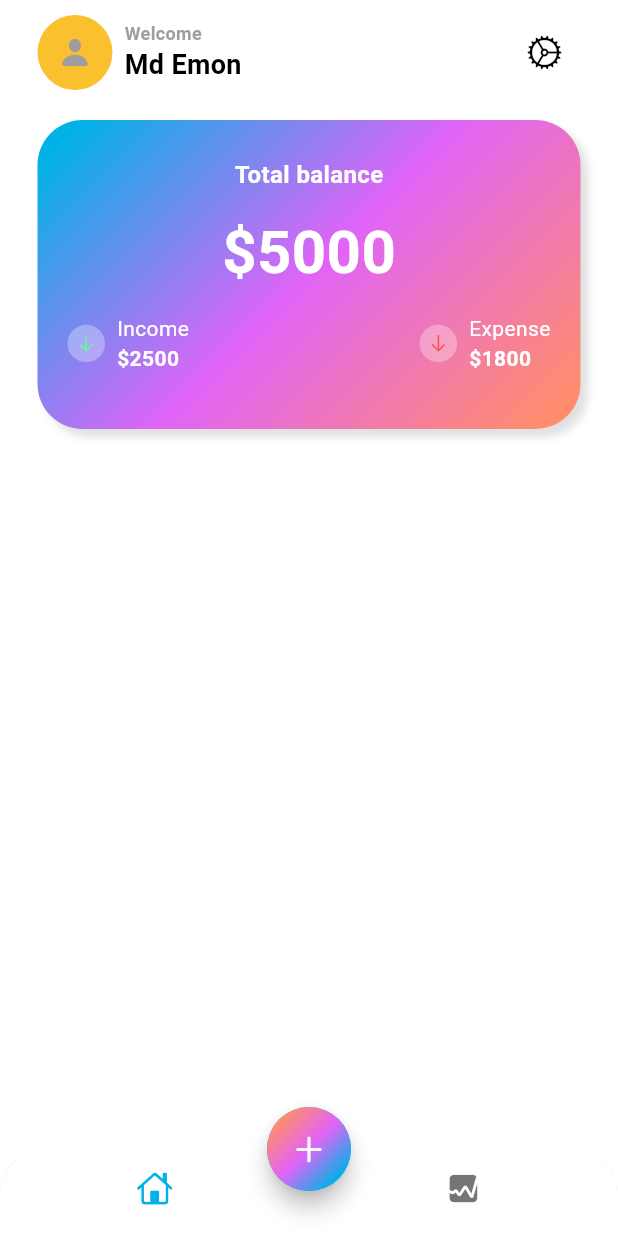
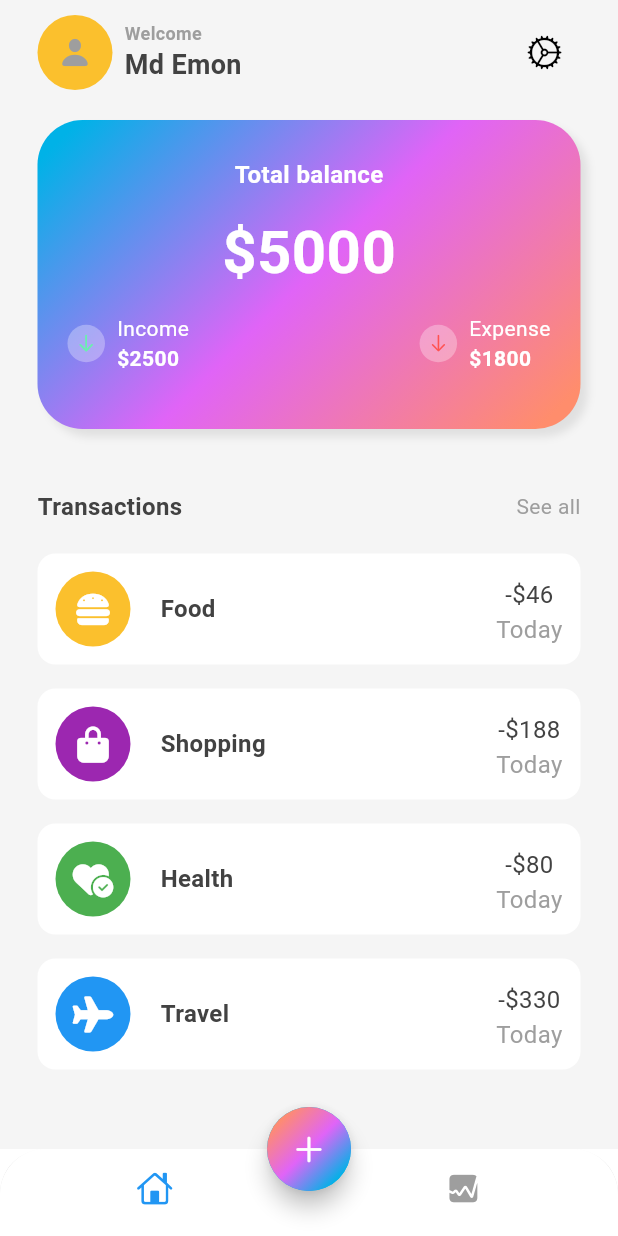
Before and after one commit to emon2002926/expense_tracker, a Flutter app: the screen it shows after launch, on a phone screen of 412 x 824 dp. Run offline on Flutter 3.47's test engine with Material 3 defaults, Android fonts, the phone set to English and light mode, and no system bars; our stand-ins replace fl_chart, font_awesome_flutter.

Commit message:
Ui updated

```diff
--- a/lib/app_view.dart
+++ b/lib/app_view.dart
@@ -14,7 +14,7 @@ class MyAppView extends StatelessWidget {
           primary: CustomColors.primary,
           secondary: CustomColors.secondary,
           tertiary: CustomColors.tertiary,
-          outline: CustomColors.outline
+          outline: CustomColors.outline,
         )
       ),
       home: HomeScreen(),
--- /dev/null
+++ b/lib/data/data.dart
@@ -0,0 +1,32 @@
+import 'package:flutter/material.dart';
+import 'package:font_awesome_flutter/font_awesome_flutter.dart';
+List<Map<String,dynamic>> transactionsList = [
+  {
+    "name": "Food",
+    "color": Colors.yellow[700],
+    "icon": FontAwesomeIcons.burger ,
+    "totalAmount": "-\$46",
+    "date": "Today"
+  },
+  {
+    "name": "Shopping",
+    "color": Colors.purple,
+    "icon": FontAwesomeIcons.bagShopping ,
+    "totalAmount": "-\$188",
+    "date": "Today"
+  },
+  {
+    "name": "Health",
+    "color": Colors.green,
+    "icon": FontAwesomeIcons.heartCircleCheck ,
+    "totalAmount": "-\$80",
+    "date": "Today"
+  },
+  {
+    "name": "Travel",
+    "color": Colors.blue,
+    "icon": FontAwesomeIcons.plane ,
+    "totalAmount": "-\$330",
+    "date": "Today"
+  }
+];
--- a/lib/screens/home/views/home_screen.dart
+++ b/lib/screens/home/views/home_screen.dart
@@ -1,58 +1,53 @@
 import 'dart:math';
 
 import 'package:expense_tracker/screens/home/views/main_screen.dart';
+import 'package:expense_tracker/screens/home/widget/bottom_navigation.dart';
+import 'package:expense_tracker/screens/stat_screen/stat_screen.dart';
 import 'package:expense_tracker/util/app_colors.dart';
 import 'package:flutter/material.dart';
 import 'package:flutter/cupertino.dart';
-class HomeScreen extends StatelessWidget {
+class HomeScreen extends StatefulWidget {
   const HomeScreen({super.key});
+
+  @override
+  State<HomeScreen> createState() => _HomeScreenState();
+}
+
+class _HomeScreenState extends State<HomeScreen> {
+  int index = 0;
+
+  void onTabTapped(int newIndex) {
+    setState(() {
+      index = newIndex;
+    });
+  }
 
   @override
   Widget build(BuildContext context) {
     return Scaffold(
-      bottomNavigationBar: ClipRRect(
-        borderRadius: BorderRadius.vertical(top: Radius.circular(30)),
-
-        child: BottomNavigationBar(
-          backgroundColor: Colors.white,
-            showSelectedLabels: false,
-            showUnselectedLabels: false,
-            elevation: 3,
-            items: const [
-              BottomNavigationBarItem(
-                icon: Icon(CupertinoIcons.home),
-                label: 'Home'
-              ),
-              BottomNavigationBarItem(
-                  icon: Icon(CupertinoIcons.graph_square_fill),
-                  label: 'Home'
-              )
-            ]
-        ),
-      ),
-
+      body: index == 0 ? const MainScreen() : const StatScreen(),
+      bottomNavigationBar: BottomNavigation(currentIndex: index, onTabSelected: onTabTapped),
       floatingActionButtonLocation: FloatingActionButtonLocation.centerDocked,
       floatingActionButton: FloatingActionButton(
-          onPressed: (){},
+        onPressed: () {},
         shape: const CircleBorder(),
         child: Container(
           height: 60,
-            width: 60,
-            decoration: BoxDecoration(
-              shape: BoxShape.circle,
-              gradient: LinearGradient(colors:[
+          width: 60,
+          decoration: BoxDecoration(
+            shape: BoxShape.circle,
+            gradient: LinearGradient(
+              colors: [
                 Theme.of(context).colorScheme.tertiary,
-                Theme.of(context).colorScheme.secondary
-
-                ,Theme.of(context).colorScheme.primary
+                Theme.of(context).colorScheme.secondary,
+                Theme.of(context).colorScheme.primary,
               ],
-                  transform: GradientRotation(pi / 4)
-              ),
-
+              transform: GradientRotation(pi / 4),
             ),
-            child: Icon(CupertinoIcons.add)),
+          ),
+          child: const Icon(CupertinoIcons.add),
+        ),
       ),
-      body: MainScreen(),
     );
   }
 }
--- a/lib/screens/home/views/main_screen.dart
+++ b/lib/screens/home/views/main_screen.dart
@@ -1,21 +1,29 @@
 import 'dart:math';
-
+import 'package:expense_tracker/data/data.dart';
+import 'package:expense_tracker/screens/home/widget/genaral_textview.dart';
 import 'package:expense_tracker/util/app_colors.dart';
 import 'package:flutter/cupertino.dart';
 import 'package:flutter/material.dart';
+
+import '../widget/transaction_data.dart';
+
+// import '../widget/transaction_data.dart';
 class MainScreen extends StatelessWidget {
   const MainScreen({super.key});
 
   @override
   Widget build(BuildContext context) {
     return SafeArea(
+        child: Container(
+      decoration: BoxDecoration(
+        color: Colors.grey[100],
+      ),
       child: Padding(
         padding: EdgeInsets.symmetric(horizontal: 25, vertical: 10),
         child: Column(
           children: [
             Row(
               mainAxisAlignment: MainAxisAlignment.spaceBetween,
-
               children: [
                 Row(
                   children: [
@@ -26,7 +34,8 @@ class MainScreen extends StatelessWidget {
                           width: 50,
                           height: 50,
                           decoration: BoxDecoration(
-                            shape: BoxShape.circle, color: Colors.yellow[700]),
+                              shape: BoxShape.circle,
+                              color: Colors.yellow[700]),
                         ),
                         Icon(
                           CupertinoIcons.person_fill,
@@ -40,69 +49,62 @@ class MainScreen extends StatelessWidget {
                     Column(
                       crossAxisAlignment: CrossAxisAlignment.start,
                       children: [
-                      Text(
-                        "Welcome",
-                        style: TextStyle(
+                        GeneralTextview(
+                          text: "Welcome",
+                          fontSize: 12,
                           fontWeight: FontWeight.w600,
-                            fontSize: 12,
-                            color: Theme.of(context).colorScheme.outline),
+                          color: Theme.of(context).colorScheme.outline,
                         ),
-                      Text(
-                        "Md Emon",
-                        style: TextStyle(
+                        GeneralTextview(
+                          text: "Md Emon",
+                          fontSize: 18,
                           fontWeight: FontWeight.w600,
-                          fontSize: 18,
-                        ),
+                          color: Colors.grey[800],
+                        )
+                      ],
                     ),
                   ],
                 ),
-                ],
-
-              ),
-              IconButton(onPressed: (){}, icon: Icon(CupertinoIcons.settings))
-
+                IconButton(
+                    onPressed: () {}, icon: Icon(CupertinoIcons.settings))
               ],
             ),
-        SizedBox(height: 20,),
+            SizedBox(
+              height: 20,
+            ),
             Container(
               width: MediaQuery.of(context).size.width,
-          height: MediaQuery.of(context).size.width/2,
-
+              height: MediaQuery.of(context).size.width / 2,
               decoration: BoxDecoration(
-
-            gradient: LinearGradient(colors:[
+                  gradient: LinearGradient(colors: [
                     Theme.of(context).colorScheme.primary,
                     Theme.of(context).colorScheme.secondary,
-              Theme.of(context).colorScheme.tertiary,],
-                transform: GradientRotation(pi / 4)),
+                    Theme.of(context).colorScheme.tertiary,
+                  ], transform: GradientRotation(pi / 4)),
                   borderRadius: BorderRadius.circular(30),
                   boxShadow: [
                     BoxShadow(
                         color: Colors.grey.shade300,
                         blurRadius: 4,
-                offset: Offset(5, 5)
-              )
-            ]
-          ),
+                        offset: Offset(5, 5))
+                  ]),
               child: Column(
                 mainAxisAlignment: MainAxisAlignment.center,
                 children: [
-              Text("Total balance",
-              style: const TextStyle(
+                  GeneralTextview(
+                    text: "Total balance",
+                    fontSize: 16,
                     fontWeight: FontWeight.w600,
-                fontSize: 16,
-                color: Colors.white
-              ),),
+                  ),
                   SizedBox(height: 12),
-              Text("\$5000",
-                style: const TextStyle(
+                  GeneralTextview(
+                    text: "\$5000",
+                    fontSize: 40,
                     fontWeight: FontWeight.bold,
-                    fontSize: 40,
-                    color: Colors.white
-                ),),
-
+                  ),
                   Padding(
-                padding: const EdgeInsets.symmetric(vertical: 12,horizontal: 20),
+                    padding: const EdgeInsets.symmetric(
+                        vertical: 12, horizontal: 20),
                     child: Row(
                       mainAxisAlignment: MainAxisAlignment.spaceBetween,
                       children: [
@@ -115,29 +117,25 @@ class MainScreen extends StatelessWidget {
                                 shape: BoxShape.circle,
                                 color: Colors.white30,
                               ),
-
                               child: const Center(
-                            child: Icon(CupertinoIcons.arrow_down,size: 14,
-                            color: Colors.greenAccent,),
-
+                                child: Icon(
+                                  CupertinoIcons.arrow_down,
+                                  size: 14,
+                                  color: Colors.greenAccent,
                                 ),
                               ),
-                        SizedBox(width: 8,),
+                            ),
+                            SizedBox(
+                              width: 8,
+                            ),
                             Column(
                                 crossAxisAlignment: CrossAxisAlignment.start,
                                 children: [
-                            Text("Income",
-                              style: const TextStyle(
-                                  fontWeight: FontWeight.w400,
-                                  fontSize: 14,
-                                  color: Colors.white
-                              ),),
-                            Text("\$2500",
-                              style: const TextStyle(
+                                  GeneralTextview(text: "Income"),
+                                  GeneralTextview(
+                                    text: "\$2500",
                                     fontWeight: FontWeight.w600,
-                                  fontSize: 14,
-                                  color: Colors.white
-                              ),),
+                                  ),
                                 ])
                           ],
                         ),
@@ -149,43 +147,70 @@ class MainScreen extends StatelessWidget {
                               decoration: BoxDecoration(
                                 shape: BoxShape.circle,
                                 color: Colors.white30,
-
                               ),
                               child: const Center(
-                            child: Icon(CupertinoIcons.arrow_down,size: 14,
-                            color: Colors.redAccent,),
-
+                                child: Icon(
+                                  CupertinoIcons.arrow_down,
+                                  size: 14,
+                                  color: Colors.redAccent,
                                 ),
                               ),
-                        SizedBox(width: 8,),
+                            ),
+                            SizedBox(
+                              width: 8,
+                            ),
                             Column(
                                 crossAxisAlignment: CrossAxisAlignment.start,
                                 children: [
-                              Text("Expense",
-                                style: const TextStyle(
-                                    fontWeight: FontWeight.w400,
-                                    fontSize: 14,
-                                    color: Colors.white
-                                ),),
-                              Text("\$1800",
-                                style: const TextStyle(
+                                  GeneralTextview(
+                                    text: 'Expense',
+                                  ),
+                                  GeneralTextview(
+                                    text: "\$1800",
                                     fontWeight: FontWeight.w600,
-                                    fontSize: 14,
-                                    color: Colors.white
-                                ),),
+                                  )
                                 ])
                           ],
                         )
-
                       ],
-
                     ),
                   )
                 ],
               ),
+            ),
+            SizedBox(
+              height: 40,
+            ),
+            Row(
+              mainAxisAlignment: MainAxisAlignment.spaceBetween,
+              children: [
+                GeneralTextview(
+                  text: "Transactions",
+                  fontSize: 16,
+                  fontWeight: FontWeight.bold,
+                  color: Colors.grey[800],
+                ),
+                GestureDetector(
+                  onTap: () {},
+                  child: GeneralTextview(
+                    text: "See all",
+                    fontSize: 14,
+                    fontWeight: FontWeight.w400,
+                    color: Theme.of(context).colorScheme.outline,
+                  ),
                 )
+              ],
+            ),
+            SizedBox(
+              height: 20,
+            ),
 
+            ///Expense list
+            TransactionData(
+              transactionsData: transactionsList,
+            )
           ],
+        ),
       ),
     ));
   }
--- /dev/null
+++ b/lib/screens/home/widget/bottom_navigation.dart
@@ -0,0 +1,37 @@
+import 'dart:math';
+
+import 'package:flutter/cupertino.dart';
+import 'package:flutter/material.dart';
+class BottomNavigation extends StatelessWidget {
+  final int currentIndex;
+  final Function(int) onTabSelected;
+
+  const BottomNavigation({super.key, required this.currentIndex, required this.onTabSelected});
+
+  @override
+  Widget build(BuildContext context) {
+    return ClipRRect(
+      borderRadius: const BorderRadius.vertical(top: Radius.circular(30)),
+      child: BottomNavigationBar(
+        backgroundColor: Colors.white,
+        showSelectedLabels: false,
+        showUnselectedLabels: false,
+        selectedItemColor: currentIndex==0?Colors.blue:Colors.green,
+        unselectedItemColor: Colors.grey,
+        elevation: 3,
+        currentIndex: currentIndex,
+        onTap: onTabSelected, // Call the function to change the screen
+        items: const [
+          BottomNavigationBarItem(
+            icon: Icon(CupertinoIcons.home),
+            label: 'Home',
+          ),
+          BottomNavigationBarItem(
+            icon: Icon(CupertinoIcons.graph_square_fill),
+            label: 'Stats',
+          ),
+        ],
+      ),
+    );
+  }
+}
--- /dev/null
+++ b/lib/screens/home/widget/chart.dart
@@ -0,0 +1,39 @@
+import 'package:fl_chart/fl_chart.dart';
+import 'package:flutter/material.dart';
+
+class MyChart extends StatefulWidget {
+  const MyChart({super.key});
+
+  @override
+  State<MyChart> createState() => _MyChartState();
+}
+
+class _MyChartState extends State<MyChart> {
+  @override
+  Widget build(BuildContext context) {
+    return BarChart(
+      barChartData()
+    );
+  }
+
+  BarChartData barChartData(){
+    return BarChartData(
+
+      titlesData: FlTitlesData(
+
+        rightTitles: AxisTitles(
+          sideTitles: SideTitles(showTitles: false)
+        ),
+        topTitles: AxisTitles(
+          sideTitles: SideTitles(showTitles: false)
+        ),
+        bottomTitles: AxisTitles(
+          sideTitles: SideTitles(showTitles: false)
+        ),
+        leftTitles: AxisTitles(
+          sideTitles: SideTitles(showTitles: false)
+        ),
+      )
+    );
+  }
+}
--- /dev/null
+++ b/lib/screens/home/widget/genaral_textview.dart
@@ -0,0 +1,23 @@
+import 'package:flutter/material.dart';
+class GeneralTextview extends StatelessWidget {
+  final String text;
+  final double? fontSize;
+  final FontWeight? fontWeight;
+  final Color? color;
+  const GeneralTextview({super.key, required this.text,  this.fontSize,this.fontWeight,this.color});
+
+
+  @override
+  Widget build(BuildContext context) {
+
+    return  Container(
+      child:
+      Text(text,
+        style: TextStyle(
+            fontWeight: fontWeight??FontWeight.w400,
+            fontSize:fontSize??14,
+            color:color?? Colors.white
+        ),),
+    );
+  }
+}
--- /dev/null
+++ b/lib/screens/home/widget/transaction_data.dart
@@ -0,0 +1,61 @@
+import 'package:flutter/material.dart';
+
+import '../../../util/app_colors.dart';
+import 'genaral_textview.dart';
+class TransactionData extends StatelessWidget {
+  final List<Map<String,dynamic>> transactionsData;
+  const TransactionData({super.key, required this.transactionsData});
+
+  @override
+  Widget build(BuildContext context) {
+    return Expanded(
+      child: ListView.builder(itemCount: transactionsData.length,
+          itemBuilder: (context, int i){
+            return Padding(
+              padding: const EdgeInsets.only(bottom: 16),
+              child: Container(
+                decoration: BoxDecoration(
+                  color: Colors.white,
+                  borderRadius: BorderRadius.circular(12),
+                ),
+                child: Padding(
+                  padding: const EdgeInsets.all(12),
+                  child: Row(
+                    mainAxisAlignment: MainAxisAlignment.spaceBetween,
+                    crossAxisAlignment: CrossAxisAlignment.end,
+                    children: [
+
+                      Row(
+                        children: [
+
+                          Container(
+                            width: 50,
+                            height: 50,
+                            decoration: BoxDecoration(
+                              color: transactionsData[i]["color"],
+                              shape: BoxShape.circle,
+                            ),
+                            child: Icon(transactionsData[i]["icon"],color: Colors.white,),
+                          ),
+                          SizedBox(width: 20,),
+                          GeneralTextview(text: transactionsData[i]["name"] ,fontSize: 16,
+                            fontWeight: FontWeight.w600,color: Colors.grey[800],),
+                          SizedBox(width: 20,),
+
+                        ],
+                      ),
+                      Column(
+                        children: [
+                          GeneralTextview(text: transactionsData[i]["totalAmount"],fontSize: 16,color: Colors.grey[800],),
+                          GeneralTextview(text: "Today",fontSize: 16,color: CustomColors.outline,)
+                        ],
+                      )
+                    ],
+                  ),
+                ),
+              ),
+            );
+          }),
+    );
+  }
+}
--- /dev/null
+++ b/lib/screens/stat_screen/stat_screen.dart
@@ -0,0 +1,30 @@
+import 'package:expense_tracker/screens/home/widget/chart.dart';
+import 'package:expense_tracker/util/app_colors.dart';
+import 'package:flutter/material.dart';
+
+import '../home/widget/genaral_textview.dart';
+
+class StatScreen extends StatelessWidget {
+  const StatScreen({super.key});
+
+  @override
+  Widget build(BuildContext context) {
+    return  SafeArea(
+        child: Padding(
+          padding: const EdgeInsets.symmetric(horizontal: 25, vertical: 10),
+          child: Column(
+            crossAxisAlignment: CrossAxisAlignment.start,
+            children: [
+              GeneralTextview(text: "Statistics",fontSize: 24,color: Colors.grey[900],fontWeight: FontWeight.bold,),
+              SizedBox(height: 20,),
+              Container(
+                width: MediaQuery.of(context).size.width,
+                height: MediaQuery.of(context).size.width,
+                child: MyChart(),
+              )
+
+              ],
+          ),
+        ));
+  }
+}
--- a/lib/util/app_colors.dart
+++ b/lib/util/app_colors.dart
@@ -6,4 +6,6 @@ class CustomColors{
   static const Color tertiary = Color(0xFFFF8D6C);
   static const Color outline = Colors.grey;
   static const Color bottomNavColor = Colors.white;
+
+  // static const Color textColorDark = Colors.grey[800];
 }
--- a/pubspec.yaml
+++ b/pubspec.yaml
@@ -34,6 +34,10 @@ dependencies:
   # The following adds the Cupertino Icons font to your application.
   # Use with the CupertinoIcons class for iOS style icons.
   cupertino_icons: ^1.0.8
+  font_awesome_flutter: ^10.8.0
+  fl_chart: ^0.70.2
+
+
 
 dev_dependencies:
   flutter_test:
```
Also changed, not shown: pubspec.lock. Lines whose indentation alone changed are shown as unchanged.
